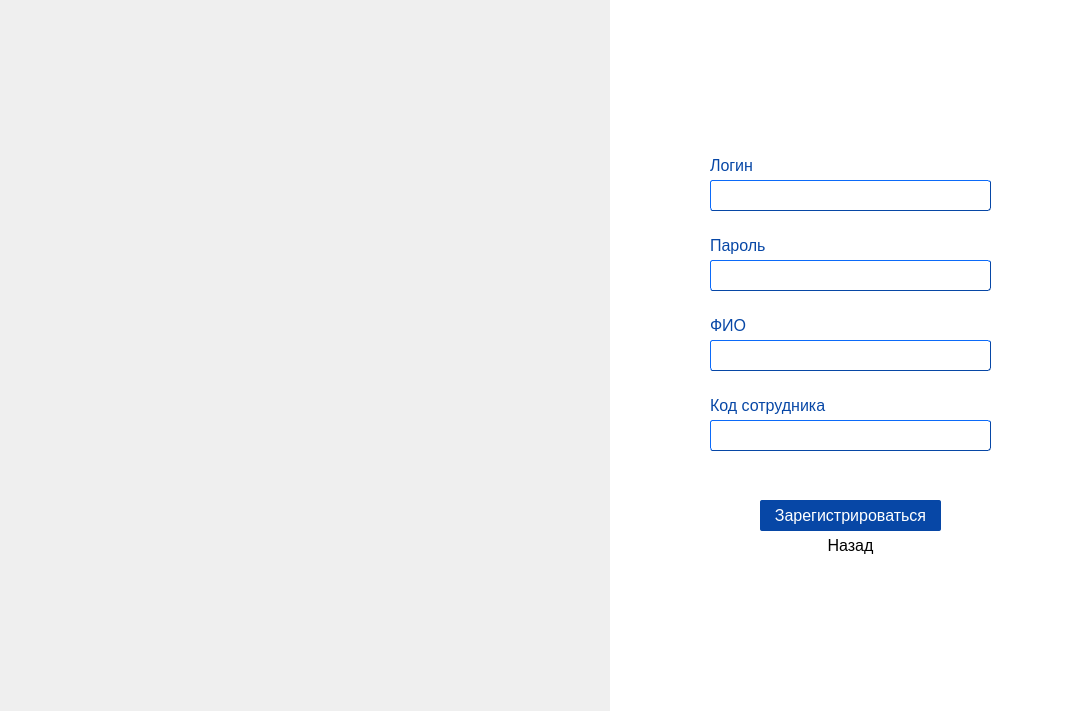
Qt form ui/sign_in.ui (playerr0r/JustOnTime-client) before a commit.
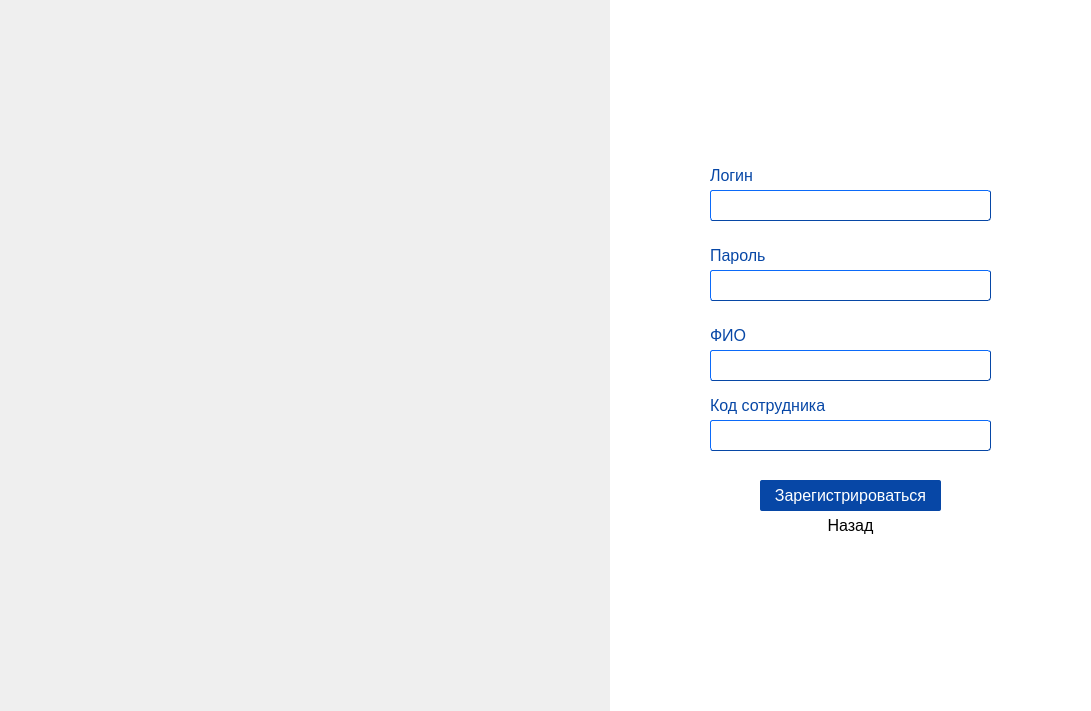
The same form after that commit.

Commit message: feat: user online button and handlers

Diff of the .ui file:
```diff
--- a/ui/sign_in.ui
+++ b/ui/sign_in.ui
@@ -80,7 +80,7 @@
     <property name="geometry">
      <rect>
       <x>100</x>
-      <y>180</y>
+      <y>190</y>
       <width>281</width>
       <height>31</height>
      </rect>
@@ -106,7 +106,7 @@
     <property name="geometry">
      <rect>
       <x>100</x>
-      <y>150</y>
+      <y>160</y>
       <width>111</width>
       <height>31</height>
      </rect>
@@ -129,7 +129,7 @@
     <property name="geometry">
      <rect>
       <x>100</x>
-      <y>310</y>
+      <y>320</y>
       <width>111</width>
       <height>31</height>
      </rect>
@@ -152,7 +152,7 @@
     <property name="geometry">
      <rect>
       <x>150</x>
-      <y>500</y>
+      <y>480</y>
       <width>181</width>
       <height>31</height>
      </rect>
@@ -176,7 +176,7 @@
     <property name="geometry">
      <rect>
       <x>100</x>
-      <y>340</y>
+      <y>350</y>
       <width>281</width>
       <height>31</height>
      </rect>
@@ -248,7 +248,7 @@
     <property name="geometry">
      <rect>
       <x>100</x>
-      <y>230</y>
+      <y>240</y>
       <width>111</width>
       <height>31</height>
      </rect>
@@ -271,7 +271,7 @@
     <property name="geometry">
      <rect>
       <x>100</x>
-      <y>260</y>
+      <y>270</y>
       <width>281</width>
       <height>31</height>
      </rect>
@@ -297,7 +297,7 @@
     <property name="geometry">
      <rect>
       <x>190</x>
-      <y>530</y>
+      <y>510</y>
       <width>101</width>
       <height>31</height>
      </rect>
```
The commit also changes 4 other files.
